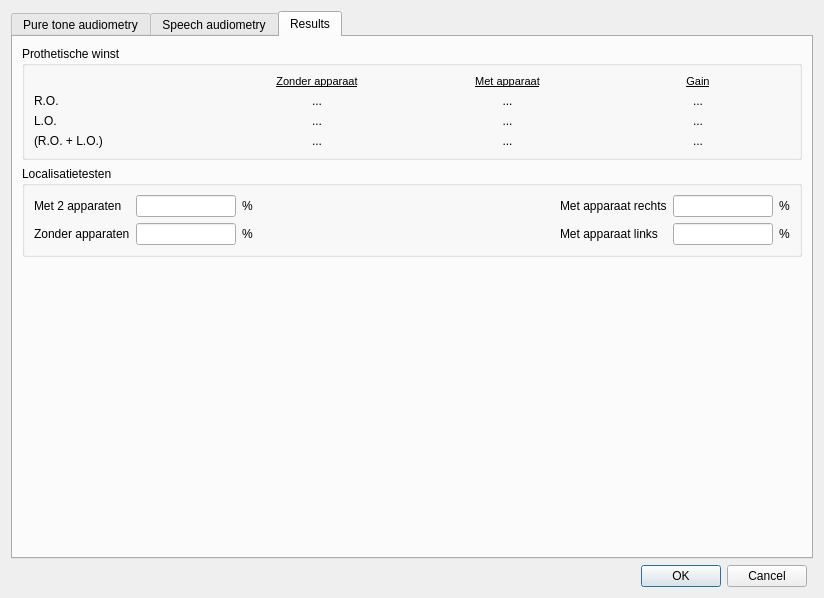
Old version of the form AudioAdmin/ui/measurements.ui in the repository Roelio81/audioadmin.
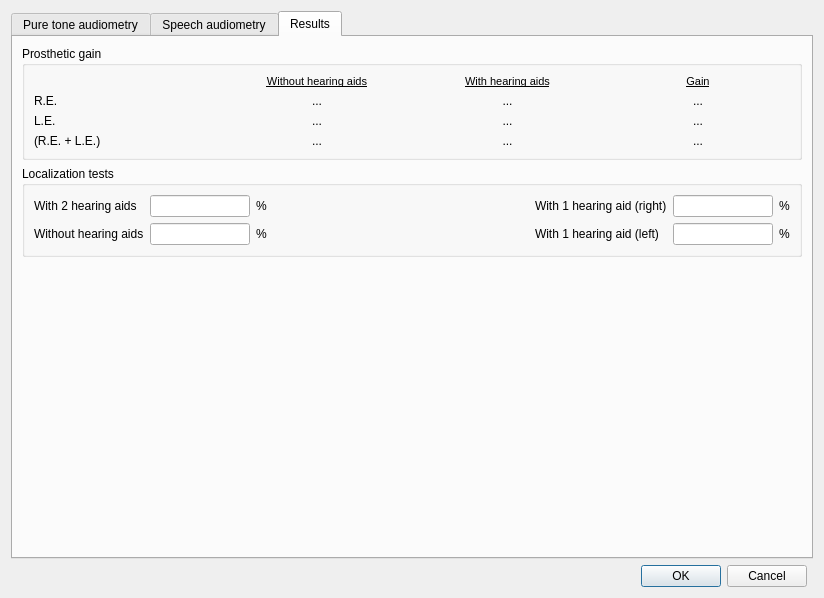
New version of the form. The open tabs and pages were chosen to show the change. Icons and pictures are not drawn. Custom widgets are drawn as their Qt base class.

The edit to the form file:
```diff
--- a/AudioAdmin/ui/measurements.ui
+++ b/AudioAdmin/ui/measurements.ui
@@ -498,7 +498,7 @@
        <item row="0" column="0">
         <widget class="QGroupBox" name="g_prothetischeWinst">
          <property name="title">
-          <string>Prothetische winst</string>
+          <string>Prosthetic gain</string>
          </property>
          <layout class="QGridLayout" name="gridLayout">
           <item row="0" column="1">
@@ -508,7 +508,7 @@
 &lt;html&gt;&lt;head&gt;&lt;meta name=&quot;qrichtext&quot; content=&quot;1&quot; /&gt;&lt;style type=&quot;text/css&quot;&gt;
 p, li { white-space: pre-wrap; }
 &lt;/style&gt;&lt;/head&gt;&lt;body style=&quot; font-family:'MS Shell Dlg 2'; font-size:8.25pt; font-weight:400; font-style:normal;&quot;&gt;
-&lt;p align=&quot;center&quot; style=&quot; margin-top:0px; margin-bottom:0px; margin-left:0px; margin-right:0px; -qt-block-indent:0; text-indent:0px; font-size:8pt;&quot;&gt;&lt;span style=&quot; text-decoration: underline;&quot;&gt;Zonder apparaat&lt;/span&gt;&lt;/p&gt;&lt;/body&gt;&lt;/html&gt;</string>
+&lt;p align=&quot;center&quot; style=&quot; margin-top:0px; margin-bottom:0px; margin-left:0px; margin-right:0px; -qt-block-indent:0; text-indent:0px;&quot;&gt;&lt;span style=&quot; font-size:8pt; text-decoration: underline;&quot;&gt;Without hearing aids&lt;/span&gt;&lt;/p&gt;&lt;/body&gt;&lt;/html&gt;</string>
             </property>
            </widget>
           </item>
@@ -519,7 +519,7 @@
 &lt;html&gt;&lt;head&gt;&lt;meta name=&quot;qrichtext&quot; content=&quot;1&quot; /&gt;&lt;style type=&quot;text/css&quot;&gt;
 p, li { white-space: pre-wrap; }
 &lt;/style&gt;&lt;/head&gt;&lt;body style=&quot; font-family:'MS Shell Dlg 2'; font-size:8.25pt; font-weight:400; font-style:normal;&quot;&gt;
-&lt;p align=&quot;center&quot; style=&quot; margin-top:0px; margin-bottom:0px; margin-left:0px; margin-right:0px; -qt-block-indent:0; text-indent:0px; font-size:8pt;&quot;&gt;&lt;span style=&quot; text-decoration: underline;&quot;&gt;Met apparaat&lt;/span&gt;&lt;/p&gt;&lt;/body&gt;&lt;/html&gt;</string>
+&lt;p align=&quot;center&quot; style=&quot; margin-top:0px; margin-bottom:0px; margin-left:0px; margin-right:0px; -qt-block-indent:0; text-indent:0px;&quot;&gt;&lt;span style=&quot; font-size:8pt; text-decoration: underline;&quot;&gt;With hearing aids&lt;/span&gt;&lt;/p&gt;&lt;/body&gt;&lt;/html&gt;</string>
             </property>
            </widget>
           </item>
@@ -537,7 +537,7 @@
           <item row="1" column="0">
            <widget class="QLabel" name="l_RO">
             <property name="text">
-             <string>R.O.</string>
+             <string>R.E.</string>
             </property>
            </widget>
           </item>
@@ -574,7 +574,7 @@
           <item row="2" column="0">
            <widget class="QLabel" name="l_LO">
             <property name="text">
-             <string>L.O.</string>
+             <string>L.E.</string>
             </property>
            </widget>
           </item>
@@ -611,7 +611,7 @@
           <item row="3" column="0">
            <widget class="QLabel" name="l_ROLO">
             <property name="text">
-             <string>(R.O. + L.O.)</string>
+             <string>(R.E. + L.E.)</string>
             </property>
            </widget>
           </item>
@@ -651,13 +651,13 @@
        <item row="1" column="0">
         <widget class="QGroupBox" name="g_localisatieTesten">
          <property name="title">
-          <string>Localisatietesten</string>
+          <string>Localization tests</string>
          </property>
          <layout class="QGridLayout" name="gridLayout_2">
           <item row="0" column="0" rowspan="2">
            <widget class="QLabel" name="label_20">
             <property name="text">
-             <string>Met 2 apparaten</string>
+             <string>With 2 hearing aids</string>
             </property>
            </widget>
           </item>
@@ -700,7 +700,7 @@
           <item row="0" column="4" rowspan="2">
            <widget class="QLabel" name="label_22">
             <property name="text">
-             <string>Met apparaat rechts</string>
+             <string>With 1 hearing aid (right)</string>
             </property>
            </widget>
           </item>
@@ -730,7 +730,7 @@
           <item row="2" column="0">
            <widget class="QLabel" name="label_21">
             <property name="text">
-             <string>Zonder apparaten</string>
+             <string>Without hearing aids</string>
             </property>
            </widget>
           </item>
@@ -760,7 +760,7 @@
           <item row="2" column="4">
            <widget class="QLabel" name="label_23">
             <property name="text">
-             <string>Met apparaat links</string>
+             <string>With 1 hearing aid (left)</string>
             </property>
            </widget>
           </item>
```
Left out of the diff: 24 changed lines with no effect on the pictures.
